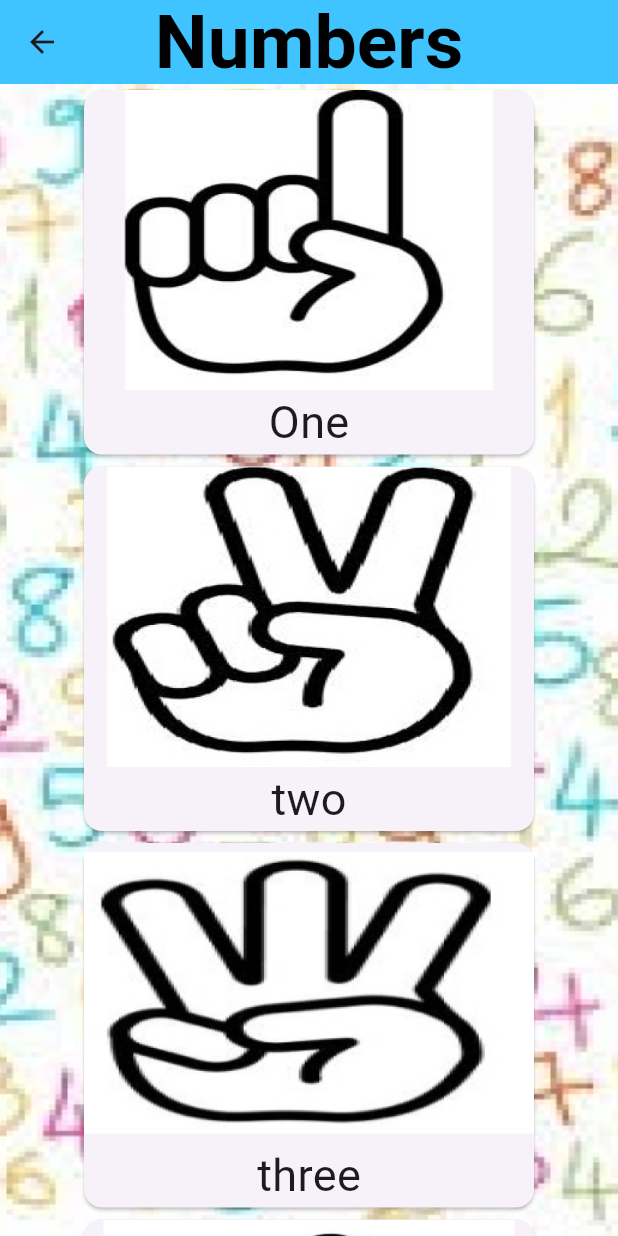
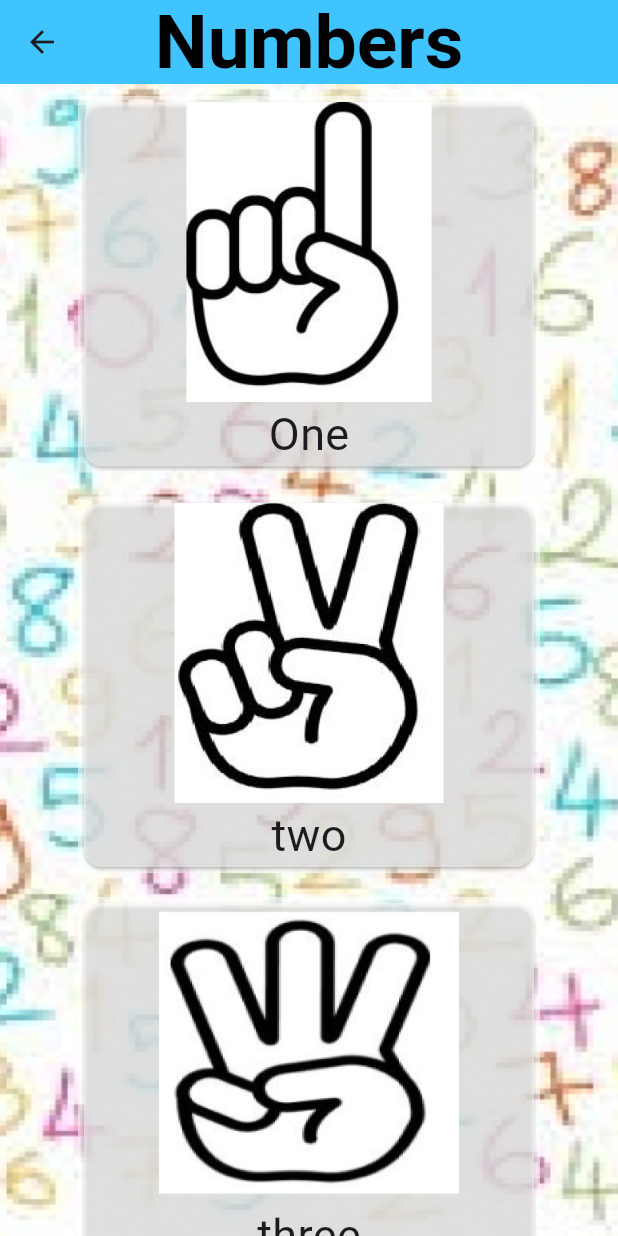
Before and after one commit to Mariamsamy26/colors, a Flutter app: the BaseNumScreen screen opened directly, on a phone screen of 412 x 824 dp. Run offline on Flutter 3.47's test engine with Material 3 defaults, Android fonts, the phone set to English and light mode, and no system bars; our stand-ins replace flutter_tts, google_fonts; Roboto replaces fonts that are missing (Sevillana).

Commit message:
Add speech feature and better code arrangement
Signed-off-by: Mariamsamy26 <mariamsamy324@gmail.com>

```diff
--- a/lib/combonent/conbonent_buttome.dart
+++ b/lib/combonent/conbonent_buttome.dart
@@ -1,35 +1,50 @@
 import 'package:flutter/material.dart';
+import 'package:flutter_tts/flutter_tts.dart';
 
 class CustomNews extends StatelessWidget {
   final String urlImage;
   final String title;
-  final VoidCallback onTap;
   final double width;
   final double height;
+  final FlutterTts flutterTts = FlutterTts();
+  final Color backgroundColor;
 
   CustomNews({
-    required this.urlImage,
+    this.urlImage = '',
     required this.title,
-    required this.onTap,
     this.width = 120,
     this.height = 150,
+    this.backgroundColor = Colors.white54, // Default background color
   });
 
   @override
   Widget build(BuildContext context) {
-    return Card(
+    return Padding(
+      padding: const EdgeInsets.all(8.0),
+      child: Container(
+        color: backgroundColor, // Set background color here
+        child: Card(
+            color:backgroundColor,
           child: InkWell(
-        onTap: onTap,
+            onTap: () async {
+              await flutterTts.speak(title);
+            },
             child: Column(
               children: [
-            SizedBox(
+                urlImage.isNotEmpty
+                    ? SizedBox(
                         width: width,
                         height: height,
                         child: Image.asset(
                           urlImage,
-                fit: BoxFit.fill,
+                          fit: BoxFit.contain,
                         ),
-            ),
+                      )
+                    : Container(
+                        color: backgroundColor,
+                        // width: width,
+                        // height: height,
+                      ), // Empty space if no image
                 Text(
                   title,
                   style: TextStyle(
@@ -39,6 +54,8 @@ class CustomNews extends StatelessWidget {
               ],
             ),
           ),
+        ),
+      ),
     );
   }
 }
--- a/lib/homeScreen.dart
+++ b/lib/homeScreen.dart
@@ -1,7 +1,7 @@
 import 'package:flutter/material.dart';
 import 'package:google_fonts/google_fonts.dart';
 
-import 'color/baseScreen.dart';
+import 'color/colorScreen.dart';
 import 'number/numScreen.dart';
 
 class HomeScreen extends StatelessWidget {
@@ -88,7 +88,7 @@ class HomeScreen extends StatelessWidget {
     {
       "Text": "Colors",
       "img": "assets/images/ColorPalette.png",
-      "pass": BaseColorScreen(),
+      "pass": ColorScreen(),
     },
     {
       "Text": "Numbers",
--- /dev/null
+++ b/lib/number/dataNam.dart
@@ -0,0 +1,42 @@
+final List<Map<String, dynamic>> numbers = [
+  {
+    "Text": "One",
+    "img": "assets/images/1.png",
+  },
+  {
+    "Text": "two",
+    "img": "assets/images/2.png",
+  },
+  {
+    "Text": "three",
+    "img": "assets/images/3.png",
+  },
+  {
+    "Text": "four",
+    "img": "assets/images/4.png",
+  },
+  {
+    "Text": "five",
+    "img": "assets/images/5.png",
+  },
+  {
+    "Text": "six",
+    "img": "assets/images/6.png",
+  },
+  {
+    "Text": "seven",
+    "img": "assets/images/7.png",
+  },
+  {
+    "Text": "eight",
+    "img": "assets/images/8.png",
+  },
+  {
+    "Text": "nine",
+    "img": "assets/images/9.png",
+  },
+  {
+    "Text": "ten",
+    "img": "assets/images/10.png",
+  },
+];
--- a/lib/number/numScreen.dart
+++ b/lib/number/numScreen.dart
@@ -1,8 +1,8 @@
 import 'package:flutter/material.dart';
-import 'package:flutter/widgets.dart';
 import 'package:google_fonts/google_fonts.dart';
 
 import '../combonent/conbonent_buttome.dart';
+import 'dataNam.dart';
 
 class BaseNumScreen extends StatelessWidget {
   @override
@@ -19,14 +19,15 @@ class BaseNumScreen extends StatelessWidget {
             color: Colors.black,
           ),
         ),
-
       ),
       body: Stack(
         children: [
-            Image.asset('assets/images/backNum.png',
+          Image.asset(
+            'assets/images/backNum.png',
             fit: BoxFit.fill,
             width: double.infinity,
-              height: double.infinity,),
+            height: double.infinity,
+          ),
           Container(
             color: Colors.transparent,
             width: double.infinity,
@@ -35,13 +36,12 @@ class BaseNumScreen extends StatelessWidget {
                 crossAxisAlignment: CrossAxisAlignment.center,
                 mainAxisAlignment: MainAxisAlignment.spaceAround,
                 children: [
-                    for (int i = 0; i < num.length; i++)
+                  for (int i = 0; i < numbers.length; i++)
                     CustomNews(
                       width: 300,
                       height: 200,
-                        urlImage: num[i]["img"]!,
-                        title: num[i]["Text"]!,
-                        onTap: () {},
+                      urlImage: numbers[i]["img"]!,
+                      title: numbers[i]["Text"]!,
                     ),
                 ],
               ),
@@ -51,47 +51,4 @@ class BaseNumScreen extends StatelessWidget {
       ),
     );
   }
-
-  final List<Map<String, dynamic>> num = [
-    {
-      "Text": "One",
-      "img": "assets/images/1.png",
-    },
-    {
-      "Text": "two",
-      "img": "assets/images/2.png",
-    },
-    {
-      "Text": "three",
-      "img": "assets/images/3.png",
-    },
-    {
-      "Text": "four",
-      "img": "assets/images/4.png",
-    },
-    {
-      "Text": "five",
-      "img": "assets/images/5.png",
-    },
-    {
-      "Text": "six",
-      "img": "assets/images/6.png",
-    },
-    {
-      "Text": "seven",
-      "img": "assets/images/7.png",
-    },
-    {
-      "Text": "eight",
-      "img": "assets/images/8.png",
-    },
-    {
-      "Text": "nine",
-      "img": "assets/images/9.png",
-    },
-    {
-      "Text": "ten",
-      "img": "assets/images/10.png",
-    },
-  ];
 }
--- a/pubspec.yaml
+++ b/pubspec.yaml
@@ -35,6 +35,7 @@ dependencies:
   # Use with the CupertinoIcons class for iOS style icons.
   cupertino_icons: ^1.0.8
   google_fonts:
+  flutter_tts:
 
 dev_dependencies:
   flutter_test:
```
Also changed, not shown: lib/color/baseScreen.dart (deleted, +0 -120 lines), lib/color/colorScreen.dart (+50 -15 lines), lib/color/dataColo.dart (added, +77 -0 lines), pubspec.lock. Lines whose indentation alone changed are shown as unchanged.
